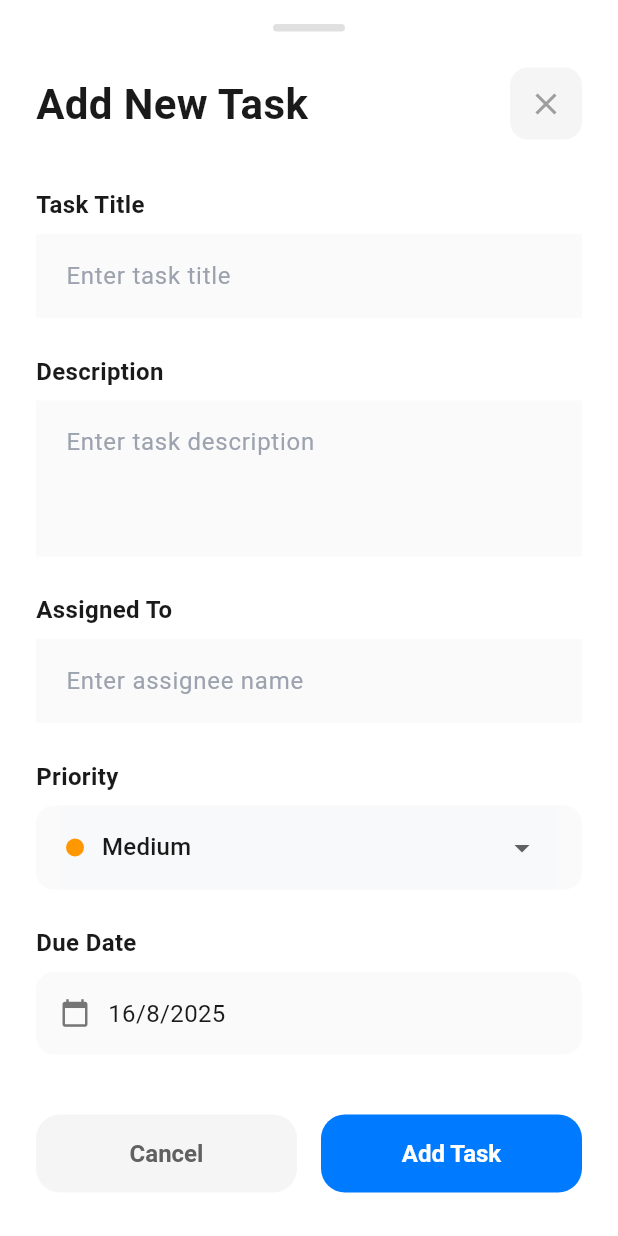
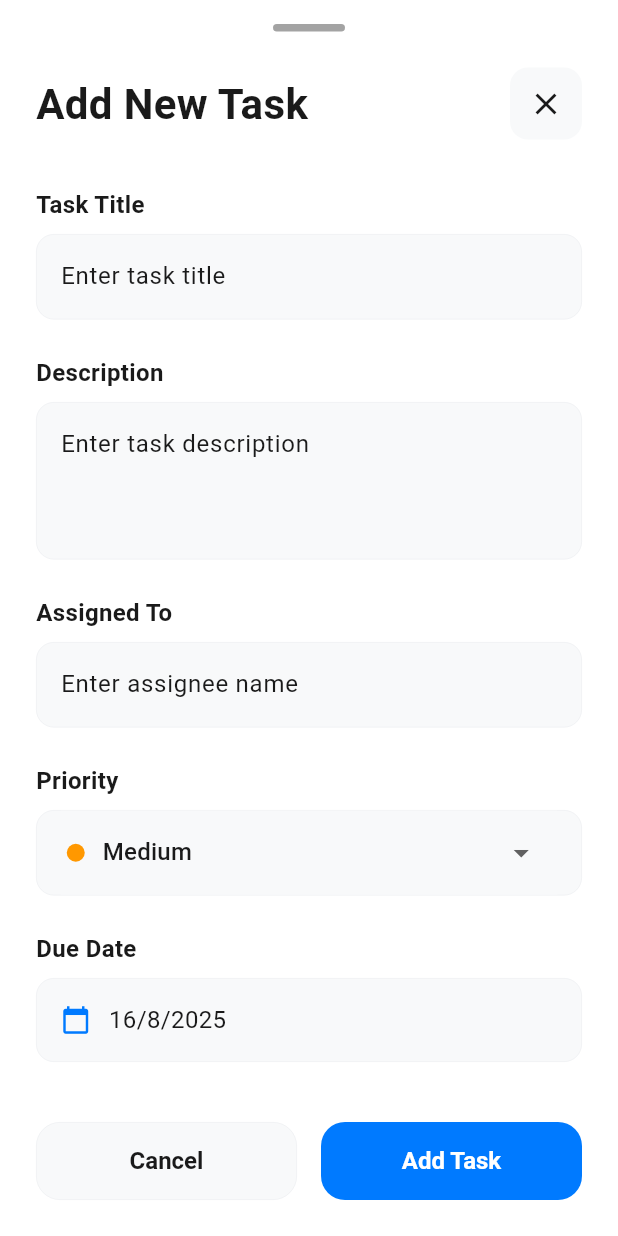
Before and after one commit to mosayyyed/railse-task-flutter, a Flutter app: the AddTaskBottomSheet widget shown alone on an empty page, opened directly, on a phone screen of 412 x 824 dp. Run offline on Flutter 3.47's test engine with Material 3 defaults, Android fonts, the phone set to English and light mode, and no system bars; our stand-ins replace flutter_bloc, freezed_annotation, get_it, hive, hive_flutter; accounts and stored records are empty.

Commit message:
feat: Update AddTaskBottomSheet to use dynamic theming and improve UI elements

```diff
--- a/lib/presentation/widgets/add_task_bottom_sheet.dart
+++ b/lib/presentation/widgets/add_task_bottom_sheet.dart
@@ -38,10 +38,12 @@ class _AddTaskBottomSheetState extends State<AddTaskBottomSheet> {
 
   @override
   Widget build(BuildContext context) {
+    final colorScheme = Theme.of(context).colorScheme;
+
     return Container(
-      decoration: const BoxDecoration(
-        color: Colors.white,
-        borderRadius: BorderRadius.only(
+      decoration: BoxDecoration(
+        color: colorScheme.surface,
+        borderRadius: const BorderRadius.only(
           topLeft: Radius.circular(24),
           topRight: Radius.circular(24),
         ),
@@ -62,7 +64,7 @@ class _AddTaskBottomSheetState extends State<AddTaskBottomSheet> {
                 width: 48,
                 height: 5,
                 decoration: BoxDecoration(
-                  color: Colors.grey[300],
+                  color: colorScheme.onSurfaceVariant.withOpacity(0.4),
                   borderRadius: BorderRadius.circular(2.5),
                 ),
               ),
@@ -72,21 +74,24 @@ class _AddTaskBottomSheetState extends State<AddTaskBottomSheet> {
             Row(
               mainAxisAlignment: MainAxisAlignment.spaceBetween,
               children: [
-                const Text(
+                Text(
                   'Add New Task',
                   style: TextStyle(
                     fontSize: 28,
                     fontWeight: FontWeight.w700,
-                    color: Color(0xFF1A1A1A),
+                    color: colorScheme.onSurface,
                   ),
                 ),
                 Container(
                   decoration: BoxDecoration(
-                    color: Colors.grey[100],
+                    color: colorScheme.surfaceContainerHighest,
                     borderRadius: BorderRadius.circular(12),
                   ),
                   child: IconButton(
-                    icon: const Icon(Icons.close, color: Colors.grey),
+                    icon: Icon(
+                      Icons.close,
+                      color: colorScheme.onSurfaceVariant,
+                    ),
                     onPressed: () => Navigator.of(context).pop(),
                   ),
                 ),
@@ -104,21 +109,32 @@ class _AddTaskBottomSheetState extends State<AddTaskBottomSheet> {
                       Column(
                         crossAxisAlignment: CrossAxisAlignment.start,
                         children: [
-                          const Text(
+                          Text(
                             'Task Title',
                             style: TextStyle(
                               fontSize: 16,
                               fontWeight: FontWeight.w600,
-                              color: Color(0xFF1A1A1A),
+                              color: colorScheme.onSurface,
                             ),
                           ),
                           const SizedBox(height: 8),
-                          TextFormField(
+                          Container(
+                            decoration: BoxDecoration(
+                              color: colorScheme.surfaceContainerHighest,
+                              borderRadius: BorderRadius.circular(12),
+                              border: Border.all(
+                                color: colorScheme.outline.withOpacity(0.5),
+                                width: 0.5,
+                              ),
+                            ),
+                            child: TextFormField(
                               controller: _titleController,
                               decoration: InputDecoration(
                                 hintText: 'Enter task title',
-                              filled: true,
-                              fillColor: Colors.grey[50],
+                                hintStyle: TextStyle(
+                                  color: colorScheme.onSurfaceVariant,
+                                ),
+                                filled: false,
                                 border: InputBorder.none,
                                 enabledBorder: InputBorder.none,
                                 focusedBorder: InputBorder.none,
@@ -129,13 +145,17 @@ class _AddTaskBottomSheetState extends State<AddTaskBottomSheet> {
                                   vertical: 16,
                                 ),
                               ),
-                            style: const TextStyle(fontSize: 16),
+                              style: TextStyle(
+                                fontSize: 16,
+                                color: colorScheme.onSurface,
+                              ),
                               validator: (value) {
                                 if (value == null || value.trim().isEmpty) {
                                   return 'Please enter task title';
                                 }
                                 return null;
                               },
+                            ),
                           ),
                         ],
                       ),
@@ -144,21 +164,32 @@ class _AddTaskBottomSheetState extends State<AddTaskBottomSheet> {
                       Column(
                         crossAxisAlignment: CrossAxisAlignment.start,
                         children: [
-                          const Text(
+                          Text(
                             'Description',
                             style: TextStyle(
                               fontSize: 16,
                               fontWeight: FontWeight.w600,
-                              color: Color(0xFF1A1A1A),
+                              color: colorScheme.onSurface,
                             ),
                           ),
                           const SizedBox(height: 8),
-                          TextFormField(
+                          Container(
+                            decoration: BoxDecoration(
+                              color: colorScheme.surfaceContainerHighest,
+                              borderRadius: BorderRadius.circular(12),
+                              border: Border.all(
+                                color: colorScheme.outline.withOpacity(0.5),
+                                width: 0.5,
+                              ),
+                            ),
+                            child: TextFormField(
                               controller: _descriptionController,
                               decoration: InputDecoration(
                                 hintText: 'Enter task description',
-                              filled: true,
-                              fillColor: Colors.grey[50],
+                                hintStyle: TextStyle(
+                                  color: colorScheme.onSurfaceVariant,
+                                ),
+                                filled: false,
                                 border: InputBorder.none,
                                 enabledBorder: InputBorder.none,
                                 focusedBorder: InputBorder.none,
@@ -170,13 +201,17 @@ class _AddTaskBottomSheetState extends State<AddTaskBottomSheet> {
                                 ),
                               ),
                               maxLines: 3,
-                            style: const TextStyle(fontSize: 16),
+                              style: TextStyle(
+                                fontSize: 16,
+                                color: colorScheme.onSurface,
+                              ),
                               validator: (value) {
                                 if (value == null || value.trim().isEmpty) {
                                   return 'Please enter task description';
                                 }
                                 return null;
                               },
+                            ),
                           ),
                         ],
                       ),
@@ -185,21 +220,32 @@ class _AddTaskBottomSheetState extends State<AddTaskBottomSheet> {
                       Column(
                         crossAxisAlignment: CrossAxisAlignment.start,
                         children: [
-                          const Text(
+                          Text(
                             'Assigned To',
                             style: TextStyle(
                               fontSize: 16,
                               fontWeight: FontWeight.w600,
-                              color: Color(0xFF1A1A1A),
+                              color: colorScheme.onSurface,
                             ),
                           ),
                           const SizedBox(height: 8),
-                          TextFormField(
+                          Container(
+                            decoration: BoxDecoration(
+                              color: colorScheme.surfaceContainerHighest,
+                              borderRadius: BorderRadius.circular(12),
+                              border: Border.all(
+                                color: colorScheme.outline.withOpacity(0.5),
+                                width: 0.5,
+                              ),
+                            ),
+                            child: TextFormField(
                               controller: _assignedToController,
                               decoration: InputDecoration(
                                 hintText: 'Enter assignee name',
-                              filled: true,
-                              fillColor: Colors.grey[50],
+                                hintStyle: TextStyle(
+                                  color: colorScheme.onSurfaceVariant,
+                                ),
+                                filled: false,
                                 border: InputBorder.none,
                                 enabledBorder: InputBorder.none,
                                 focusedBorder: InputBorder.none,
@@ -210,13 +256,17 @@ class _AddTaskBottomSheetState extends State<AddTaskBottomSheet> {
                                   vertical: 16,
                                 ),
                               ),
-                            style: const TextStyle(fontSize: 16),
+                              style: TextStyle(
+                                fontSize: 16,
+                                color: colorScheme.onSurface,
+                              ),
                               validator: (value) {
                                 if (value == null || value.trim().isEmpty) {
                                   return 'Please enter assignee name';
                                 }
                                 return null;
                               },
+                            ),
                           ),
                         ],
                       ),
@@ -225,20 +275,24 @@ class _AddTaskBottomSheetState extends State<AddTaskBottomSheet> {
                       Column(
                         crossAxisAlignment: CrossAxisAlignment.start,
                         children: [
-                          const Text(
+                          Text(
                             'Priority',
                             style: TextStyle(
                               fontSize: 16,
                               fontWeight: FontWeight.w600,
-                              color: Color(0xFF1A1A1A),
+                              color: colorScheme.onSurface,
                             ),
                           ),
                           const SizedBox(height: 8),
                           Container(
                             padding: const EdgeInsets.symmetric(horizontal: 16),
                             decoration: BoxDecoration(
-                              color: Colors.grey[50],
+                              color: colorScheme.surfaceContainerHighest,
                               borderRadius: BorderRadius.circular(12),
+                              border: Border.all(
+                                color: colorScheme.outline.withOpacity(0.5),
+                                width: 0.5,
+                              ),
                             ),
                             child: DropdownButtonFormField<TaskPriority>(
                               value: _selectedPriority,
@@ -250,7 +304,13 @@ class _AddTaskBottomSheetState extends State<AddTaskBottomSheet> {
                                   vertical: 16,
                                 ),
                               ),
-                              hint: const Text('Select priority'),
+                              hint: Text(
+                                'Select priority',
+                                style: TextStyle(
+                                  color: colorScheme.onSurfaceVariant,
+                                ),
+                              ),
+                              dropdownColor: colorScheme.surface,
                               items: TaskPriority.values.map((priority) {
                                 return DropdownMenuItem(
                                   value: priority,
@@ -267,7 +327,10 @@ class _AddTaskBottomSheetState extends State<AddTaskBottomSheet> {
                                       const SizedBox(width: 12),
                                       Text(
                                         _getPriorityText(priority),
-                                        style: const TextStyle(fontSize: 16),
+                                        style: TextStyle(
+                                          fontSize: 16,
+                                          color: colorScheme.onSurface,
+                                        ),
                                       ),
                                     ],
                                   ),
@@ -289,12 +352,12 @@ class _AddTaskBottomSheetState extends State<AddTaskBottomSheet> {
                       Column(
                         crossAxisAlignment: CrossAxisAlignment.start,
                         children: [
-                          const Text(
+                          Text(
                             'Due Date',
                             style: TextStyle(
                               fontSize: 16,
                               fontWeight: FontWeight.w600,
-                              color: Color(0xFF1A1A1A),
+                              color: colorScheme.onSurface,
                             ),
                           ),
                           const SizedBox(height: 8),
@@ -307,20 +370,27 @@ class _AddTaskBottomSheetState extends State<AddTaskBottomSheet> {
                                 vertical: 16,
                               ),
                               decoration: BoxDecoration(
-                                color: Colors.grey[50],
+                                color: colorScheme.surfaceContainerHighest,
                                 borderRadius: BorderRadius.circular(12),
+                                border: Border.all(
+                                  color: colorScheme.outline.withOpacity(0.5),
+                                  width: 0.5,
+                                ),
                               ),
                               child: Row(
                                 children: [
                                   Icon(
                                     Icons.calendar_today,
-                                    color: Colors.grey[600],
+                                    color: colorScheme.primary,
                                     size: 20,
                                   ),
                                   const SizedBox(width: 12),
                                   Text(
                                     '${_selectedDueDate.day}/${_selectedDueDate.month}/${_selectedDueDate.year}',
-                                    style: const TextStyle(fontSize: 16),
+                                    style: TextStyle(
+                                      fontSize: 16,
+                                      color: colorScheme.onSurface,
+                                    ),
                                   ),
                                 ],
                               ),
@@ -341,13 +411,17 @@ class _AddTaskBottomSheetState extends State<AddTaskBottomSheet> {
                   child: Container(
                     height: 52,
                     decoration: BoxDecoration(
-                      color: Colors.grey[100],
+                      color: colorScheme.surfaceContainerHighest,
                       borderRadius: BorderRadius.circular(16),
+                      border: Border.all(
+                        color: colorScheme.outline.withOpacity(0.5),
+                        width: 0.5,
+                      ),
                     ),
                     child: TextButton(
                       onPressed: () => Navigator.of(context).pop(),
                       style: TextButton.styleFrom(
-                        foregroundColor: Colors.grey[700],
+                        foregroundColor: colorScheme.onSurfaceVariant,
                         shape: RoundedRectangleBorder(
                           borderRadius: BorderRadius.circular(16),
                         ),
@@ -367,13 +441,13 @@ class _AddTaskBottomSheetState extends State<AddTaskBottomSheet> {
                   child: Container(
                     height: 52,
                     decoration: BoxDecoration(
-                      color: const Color(0xFF007AFF),
+                      color: colorScheme.primary,
                       borderRadius: BorderRadius.circular(16),
                     ),
                     child: TextButton(
                       onPressed: _addTask,
                       style: TextButton.styleFrom(
-                        foregroundColor: Colors.white,
+                        foregroundColor: colorScheme.onPrimary,
                         shape: RoundedRectangleBorder(
                           borderRadius: BorderRadius.circular(16),
                         ),
```
Lines whose indentation alone changed are shown as unchanged.
